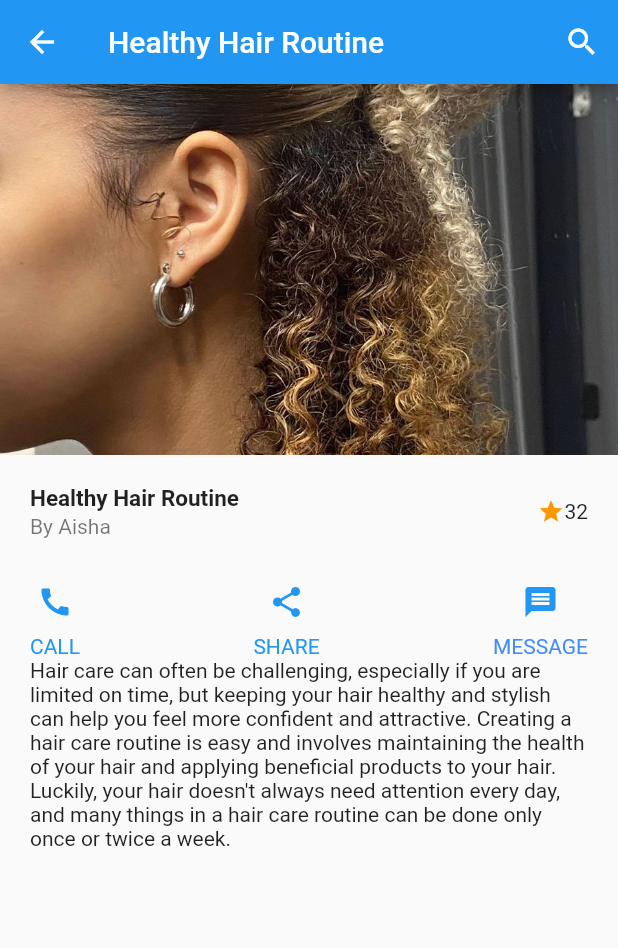
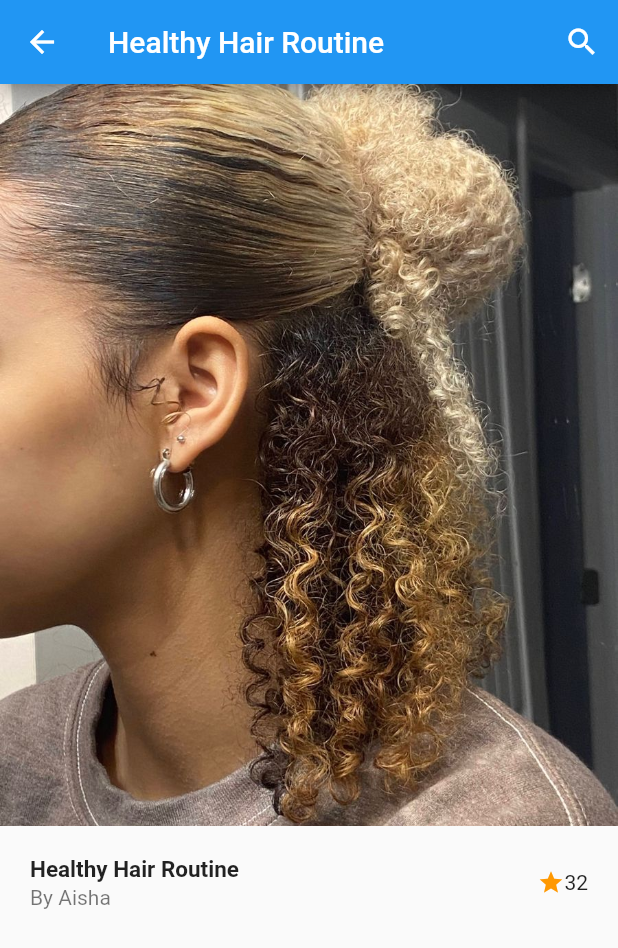
Before and after one commit to Aishasaziru/healthyhairroutine, a Flutter app: the screen it shows after launch, after a tap on "Your hair is your canvas", on a phone screen of 412 x 824 dp. Shown: the top 948 px of the screen. Run offline on Flutter 3.47's test engine with Material 2 defaults, Android fonts, the phone set to English and light mode, and no system bars.

Commit message:
modifiedhomepage an dart

```diff
--- a/lib/screens/home_page.dart
+++ b/lib/screens/home_page.dart
@@ -28,7 +28,7 @@ class MyHomePage extends StatelessWidget {
             //IMAGE
             Container(
               width: MediaQuery.of(context).size.width,
-              height: MediaQuery.of(context).size.height * 0.3,
+              height: MediaQuery.of(context).size.height * 0.6,
               decoration: const BoxDecoration(
                   image: DecorationImage(
                       image: AssetImage("images/zee.jpeg"), fit: BoxFit.cover)),
@@ -80,65 +80,12 @@ class MyHomePage extends StatelessWidget {
               padding: const EdgeInsets.symmetric(horizontal: 20),
               child: Row(
                 mainAxisAlignment: MainAxisAlignment.spaceBetween,
-                children: [
-                  //FIRST CHILD
-                  Column(
-                    children: const [
-                      Icon(
-                        Icons.call,
-                        color: Colors.blue,
-                      ),
-                      SizedBox(
-                        height: 10,
-                      ),
-                      Text(
-                        "CALL",
-                        style: TextStyle(color: Colors.blue),
-                      ),
-                    ],
-                  ),
-
-                  //SECOND CHILD
-                  Column(
-                    children: const [
-                      Icon(
-                        Icons.share,
-                        color: Colors.blue,
-                      ),
-                      SizedBox(
-                        height: 10,
-                      ),
-                      Text(
-                        "SHARE",
-                        style: TextStyle(color: Colors.blue),
-                      ),
-                    ],
-                  ),
-                  //THIRD CHILD
-                  Column(
-                    children: const [
-                      Icon(
-                        Icons.message,
-                        color: Colors.blue,
-                      ),
-                      SizedBox(
-                        height: 10,
-                      ),
-                      Text(
-                        "MESSAGE",
-                        style: TextStyle(color: Colors.blueAccent),
-                      ),
-                    ],
-                  ),
-                ],
+                children: [],
               ),
             ),
             const Expanded(
               child: Padding(
                 padding: EdgeInsets.symmetric(horizontal: 20),
-                child: Text(
-                  "Hair care can often be challenging, especially if you are limited on time, but keeping your hair healthy and stylish can help you feel more confident and attractive. Creating a hair care routine is easy and involves maintaining the health of your hair and applying beneficial products to your hair. Luckily, your hair doesn't always need attention every day, and many things in a hair care routine can be done only once or twice a week.",
-                ),
               ),
             ),
 
--- a/lib/screens/intro.dart
+++ b/lib/screens/intro.dart
@@ -23,7 +23,7 @@ class intro extends StatelessWidget {
                 },
                 child: Container(
                   width: MediaQuery.of(context).size.width,
-                  height: MediaQuery.of(context).size.width * 0.22,
+                  height: MediaQuery.of(context).size.width * 0.7,
                   decoration: BoxDecoration(
                     image: DecorationImage(
                       image: const AssetImage("images/logo.jpeg"),
```
